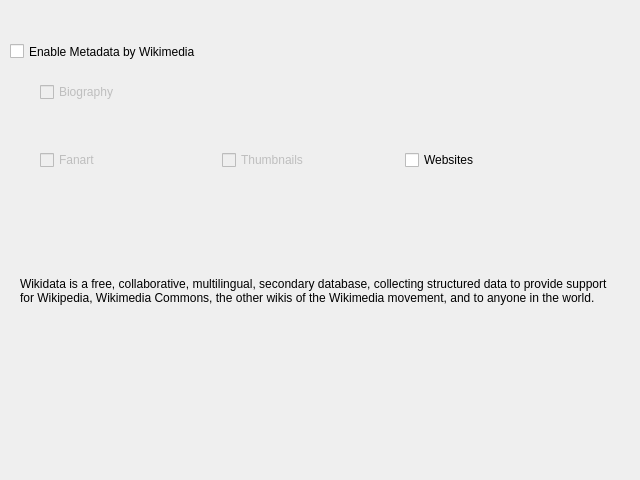
This is nowplaying/resources/artistextras_wikimedia_ui.ui in e1miran/Now-Playing-Serato as Qt 5 draws it before an edit. The edited form follows.
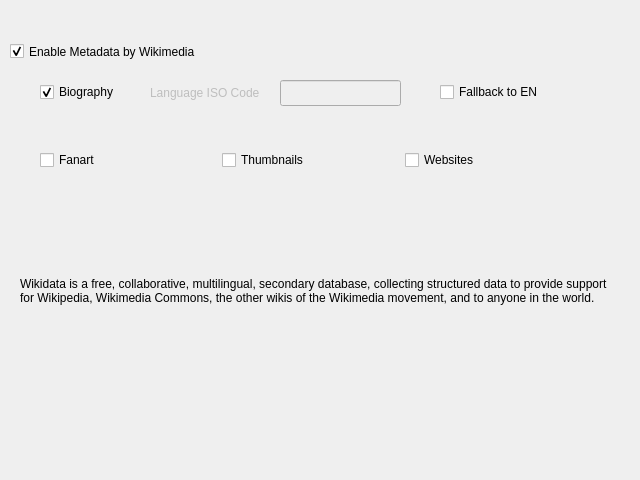
This is the edited form.

Commit message: implement multilingual wikimedia (#881)

The edit to the form file:
```diff
--- a/nowplaying/resources/artistextras_wikimedia_ui.ui
+++ b/nowplaying/resources/artistextras_wikimedia_ui.ui
@@ -25,6 +25,9 @@
    <property name="text">
     <string>Enable Metadata by Wikimedia</string>
    </property>
+   <property name="checked">
+    <bool>true</bool>
+   </property>
   </widget>
   <widget class="QLabel" name="wikimedia_desclabel">
    <property name="geometry">
@@ -55,7 +58,7 @@
     <item>
      <widget class="QCheckBox" name="fanart_checkbox">
       <property name="enabled">
-       <bool>false</bool>
+       <bool>true</bool>
       </property>
       <property name="text">
        <string>Fanart</string>
@@ -65,7 +68,7 @@
     <item>
      <widget class="QCheckBox" name="thumbnails_checkbox">
       <property name="enabled">
-       <bool>false</bool>
+       <bool>true</bool>
       </property>
       <property name="text">
        <string>Thumbnails</string>
@@ -81,9 +84,44 @@
     </item>
    </layout>
   </widget>
+  <widget class="QLabel" name="bio_iso_label">
+   <property name="enabled">
+    <bool>false</bool>
+   </property>
+   <property name="geometry">
+    <rect>
+     <x>150</x>
+     <y>80</y>
+     <width>121</width>
+     <height>26</height>
+    </rect>
+   </property>
+   <property name="text">
+    <string>Language ISO Code</string>
+   </property>
+  </widget>
+  <widget class="QCheckBox" name="bio_iso_en_checkbox">
+   <property name="enabled">
+    <bool>true</bool>
+   </property>
+   <property name="geometry">
+    <rect>
+     <x>440</x>
+     <y>80</y>
+     <width>111</width>
+     <height>24</height>
+    </rect>
+   </property>
+   <property name="text">
+    <string>Fallback to EN</string>
+   </property>
+   <property name="checked">
+    <bool>false</bool>
+   </property>
+  </widget>
   <widget class="QCheckBox" name="bio_checkbox">
    <property name="enabled">
-    <bool>false</bool>
+    <bool>true</bool>
    </property>
    <property name="geometry">
     <rect>
@@ -96,6 +134,22 @@
    <property name="text">
     <string>Biography</string>
    </property>
+   <property name="checked">
+    <bool>true</bool>
+   </property>
+  </widget>
+  <widget class="QLineEdit" name="bio_iso_lineedit">
+   <property name="enabled">
+    <bool>false</bool>
+   </property>
+   <property name="geometry">
+    <rect>
+     <x>280</x>
+     <y>80</y>
+     <width>121</width>
+     <height>26</height>
+    </rect>
+   </property>
   </widget>
  </widget>
  <resources/>
```
Left out of the diff: 48 changed lines with no effect on the pictures. The commit also changes 3 other files.
